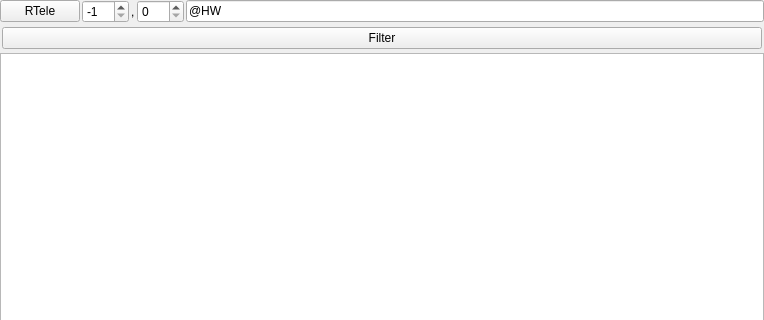
Before: the Qt Designer form Lib/AppWidgets/Agent_Cmd_Log_Form.ui in break11/AutoStorage, drawn with Qt 5; both pictures show x 0 to 764 and y 0 to 320 of the 764 by 514 pixel window.
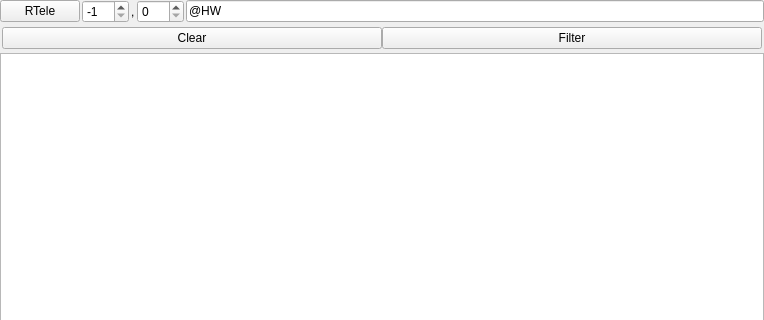
After: the same form once the commit is applied.

```diff
--- a/Lib/AppWidgets/Agent_Cmd_Log_Form.ui
+++ b/Lib/AppWidgets/Agent_Cmd_Log_Form.ui
@@ -116,6 +116,13 @@
       <property name="bottomMargin">
        <number>2</number>
       </property>
+      <item>
+       <widget class="QPushButton" name="btnClear">
+        <property name="text">
+         <string>Clear</string>
+        </property>
+       </widget>
+      </item>
       <item>
        <widget class="QPushButton" name="btnFilter">
         <property name="text">
```
